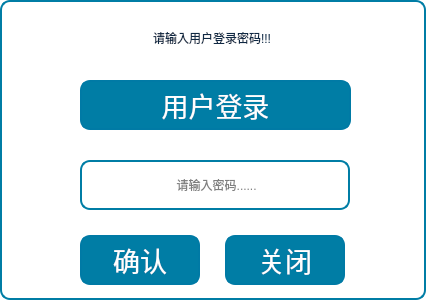
First picture: the form in SS_GDE/UserLgoin/userlogin.ui, repository Micheal1022/SS_GDE_Project, before the edit.
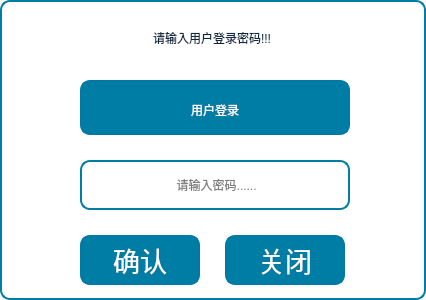
Second picture: the form after the edit. Icons and pictures are not drawn.

The edit to the form file:
```diff
--- a/SS_GDE/UserLgoin/userlogin.ui
+++ b/SS_GDE/UserLgoin/userlogin.ui
@@ -55,7 +55,7 @@
     <rect>
      <x>80</x>
      <y>80</y>
-     <width>271</width>
+     <width>270</width>
      <height>50</height>
     </rect>
    </property>
@@ -246,6 +246,29 @@
     <set>Qt::AlignCenter</set>
    </property>
   </widget>
+  <widget class="QLabel" name="label_2">
+   <property name="geometry">
+    <rect>
+     <x>80</x>
+     <y>85</y>
+     <width>270</width>
+     <height>50</height>
+    </rect>
+   </property>
+   <property name="styleSheet">
+    <string notr="true">font: 20pt &quot;微软雅黑&quot;;
+color: rgb(255, 255, 255);
+border:2px solid rgb(0, 122, 165);
+border-radius:10px;
+background-color: rgb(0, 125, 165);</string>
+   </property>
+   <property name="text">
+    <string>用户登录</string>
+   </property>
+   <property name="alignment">
+    <set>Qt::AlignCenter</set>
+   </property>
+  </widget>
  </widget>
  <resources>
   <include location="../image.qrc"/>
```
